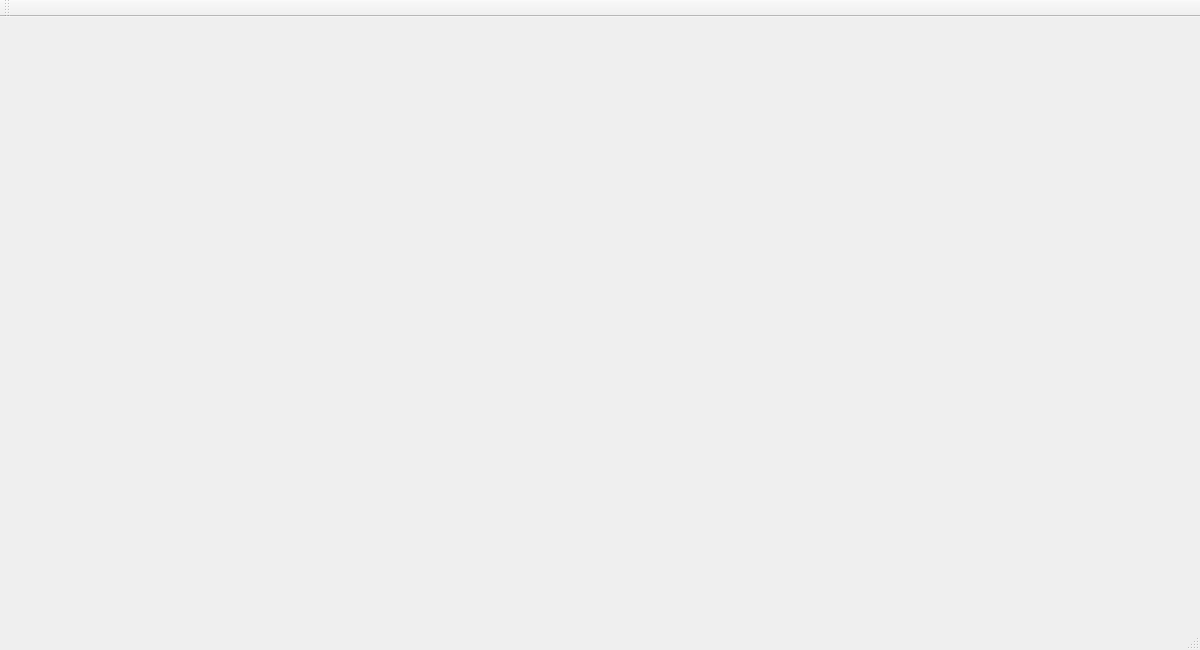
Above: coffee_shop_management_system/coffee_shop_management_system/GUI/StaffDashboard.ui from PhucHoang200/coffee-shop-management-system before the change. Below: the same form after it.
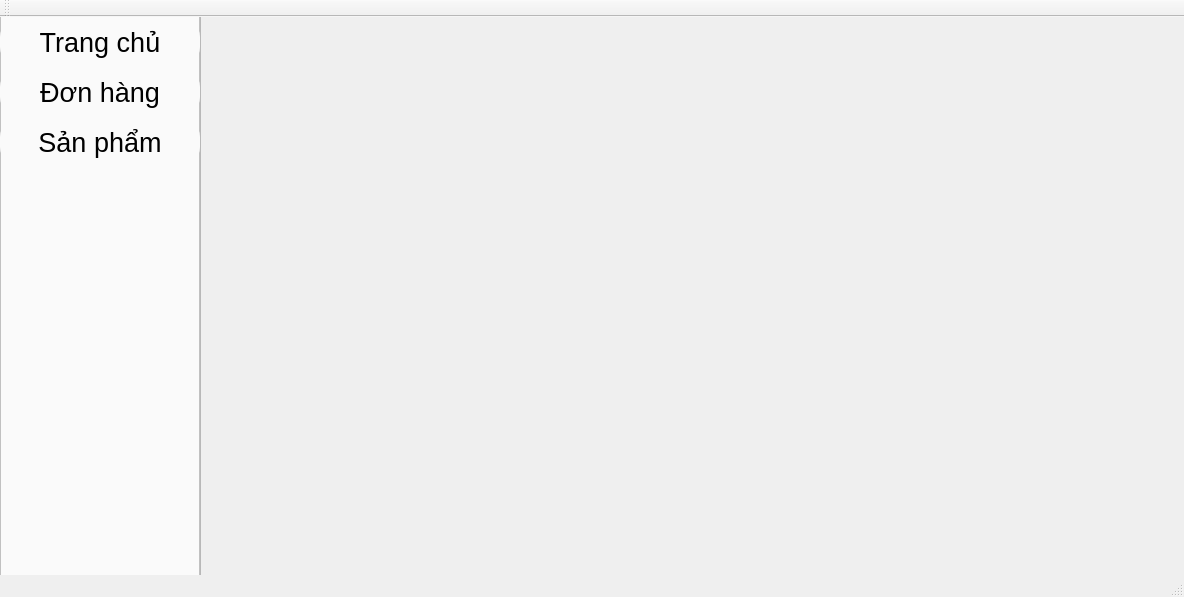
That is the form after the change.

Diff of the .ui file:
```diff
--- a/coffee_shop_management_system/coffee_shop_management_system/GUI/StaffDashboard.ui
+++ b/coffee_shop_management_system/coffee_shop_management_system/GUI/StaffDashboard.ui
@@ -6,23 +6,212 @@
    <rect>
     <x>0</x>
     <y>0</y>
-    <width>1200</width>
-    <height>650</height>
+    <width>1184</width>
+    <height>597</height>
    </rect>
   </property>
   <property name="windowTitle">
    <string>StaffDashboard</string>
   </property>
-  <widget class="QWidget" name="centralWidget"/>
-  <widget class="QMenuBar" name="menuBar">
-   <property name="geometry">
-    <rect>
-     <x>0</x>
-     <y>0</y>
-     <width>1200</width>
-     <height>21</height>
-    </rect>
-   </property>
+  <widget class="QWidget" name="centralWidget">
+   <widget class="QFrame" name="frame">
+    <property name="geometry">
+     <rect>
+      <x>0</x>
+      <y>-20</y>
+      <width>200</width>
+      <height>601</height>
+     </rect>
+    </property>
+    <property name="styleSheet">
+     <string notr="true">background-color: rgb(250, 250, 250);
+</string>
+    </property>
+    <property name="frameShape">
+     <enum>QFrame::Shape::StyledPanel</enum>
+    </property>
+    <property name="frameShadow">
+     <enum>QFrame::Shadow::Raised</enum>
+    </property>
+    <widget class="QPushButton" name="button1">
+     <property name="geometry">
+      <rect>
+       <x>0</x>
+       <y>20</y>
+       <width>200</width>
+       <height>50</height>
+      </rect>
+     </property>
+     <property name="sizeIncrement">
+      <size>
+       <width>0</width>
+       <height>3</height>
+      </size>
+     </property>
+     <property name="font">
+      <font>
+       <pointsize>20</pointsize>
+      </font>
+     </property>
+     <property name="styleSheet">
+      <string notr="true">QPushButton {
+    border: none;
+    background-color: rgb(250, 250, 250);   /* default */
+    color: black;
+    padding: 8px 16px;
+    border-radius: 20px;
+}
+
+/* Hover khi chưa checked */
+QPushButton:hover:!checked {
+    background-color: rgb(235, 235, 235);   /* hover nhẹ */
+}
+
+/* Khi nhấn */
+QPushButton:pressed {
+    background-color: rgb(210, 210, 210);
+}
+
+/* Khi checked (đang chọn) */
+QPushButton:checked {
+    background-color: rgb(200, 200, 200);
+}
+
+/* Hover khi đang checked (clicked) */
+QPushButton:checked:hover {
+    background-color: rgb(190, 190, 190);  /* đậm hơn chút */
+}
+</string>
+     </property>
+     <property name="text">
+      <string>Trang chủ</string>
+     </property>
+    </widget>
+    <widget class="QPushButton" name="button1_2">
+     <property name="geometry">
+      <rect>
+       <x>0</x>
+       <y>70</y>
+       <width>200</width>
+       <height>50</height>
+      </rect>
+     </property>
+     <property name="sizeIncrement">
+      <size>
+       <width>0</width>
+       <height>3</height>
+      </size>
+     </property>
+     <property name="font">
+      <font>
+       <pointsize>20</pointsize>
+      </font>
+     </property>
+     <property name="styleSheet">
+      <string notr="true">QPushButton {
+    border: none;
+    background-color: rgb(250, 250, 250);   /* default */
+    color: black;
+    padding: 8px 16px;
+    border-radius: 20px;
+}
+
+/* Hover khi chưa checked */
+QPushButton:hover:!checked {
+    background-color: rgb(235, 235, 235);   /* hover nhẹ */
+}
+
+/* Khi nhấn */
+QPushButton:pressed {
+    background-color: rgb(210, 210, 210);
+}
+
+/* Khi checked (đang chọn) */
+QPushButton:checked {
+    background-color: rgb(200, 200, 200);
+}
+
+/* Hover khi đang checked (clicked) */
+QPushButton:checked:hover {
+    background-color: rgb(190, 190, 190);  /* đậm hơn chút */
+}
+</string>
+     </property>
+     <property name="text">
+      <string>Đơn hàng</string>
+     </property>
+    </widget>
+    <widget class="QPushButton" name="button1_3">
+     <property name="geometry">
+      <rect>
+       <x>0</x>
+       <y>120</y>
+       <width>200</width>
+       <height>50</height>
+      </rect>
+     </property>
+     <property name="sizeIncrement">
+      <size>
+       <width>0</width>
+       <height>3</height>
+      </size>
+     </property>
+     <property name="font">
+      <font>
+       <pointsize>20</pointsize>
+      </font>
+     </property>
+     <property name="styleSheet">
+      <string notr="true">QPushButton {
+    border: none;
+    background-color: rgb(250, 250, 250);   /* default */
+    color: black;
+    padding: 8px 16px;
+    border-radius: 20px;
+}
+
+/* Hover khi chưa checked */
+QPushButton:hover:!checked {
+    background-color: rgb(235, 235, 235);   /* hover nhẹ */
+}
+
+/* Khi nhấn */
+QPushButton:pressed {
+    background-color: rgb(210, 210, 210);
+}
+
+/* Khi checked (đang chọn) */
+QPushButton:checked {
+    background-color: rgb(200, 200, 200);
+}
+
+/* Hover khi đang checked (clicked) */
+QPushButton:checked:hover {
+    background-color: rgb(190, 190, 190);  /* đậm hơn chút */
+}
+</string>
+     </property>
+     <property name="text">
+      <string>Sản phẩm</string>
+     </property>
+    </widget>
+   </widget>
+   <widget class="QFrame" name="frame_2">
+    <property name="geometry">
+     <rect>
+      <x>200</x>
+      <y>-20</y>
+      <width>1001</width>
+      <height>641</height>
+     </rect>
+    </property>
+    <property name="frameShape">
+     <enum>QFrame::Shape::StyledPanel</enum>
+    </property>
+    <property name="frameShadow">
+     <enum>QFrame::Shadow::Raised</enum>
+    </property>
+   </widget>
   </widget>
   <widget class="QToolBar" name="mainToolBar">
    <attribute name="toolBarArea">
```
